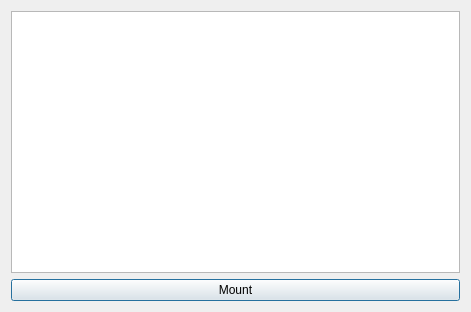
Above: dlgMountESP.ui from ic005k/OCAuxiliaryTools before the change. Below: the same form after it.
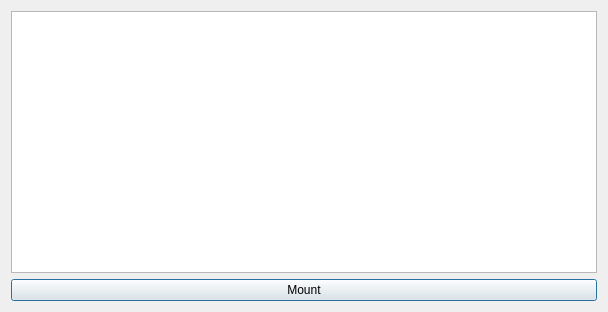
That is the form after the change.

Patch:
```diff
--- a/dlgMountESP.ui
+++ b/dlgMountESP.ui
@@ -6,7 +6,7 @@
    <rect>
     <x>0</x>
     <y>0</y>
-    <width>471</width>
+    <width>608</width>
     <height>312</height>
    </rect>
   </property>
```
